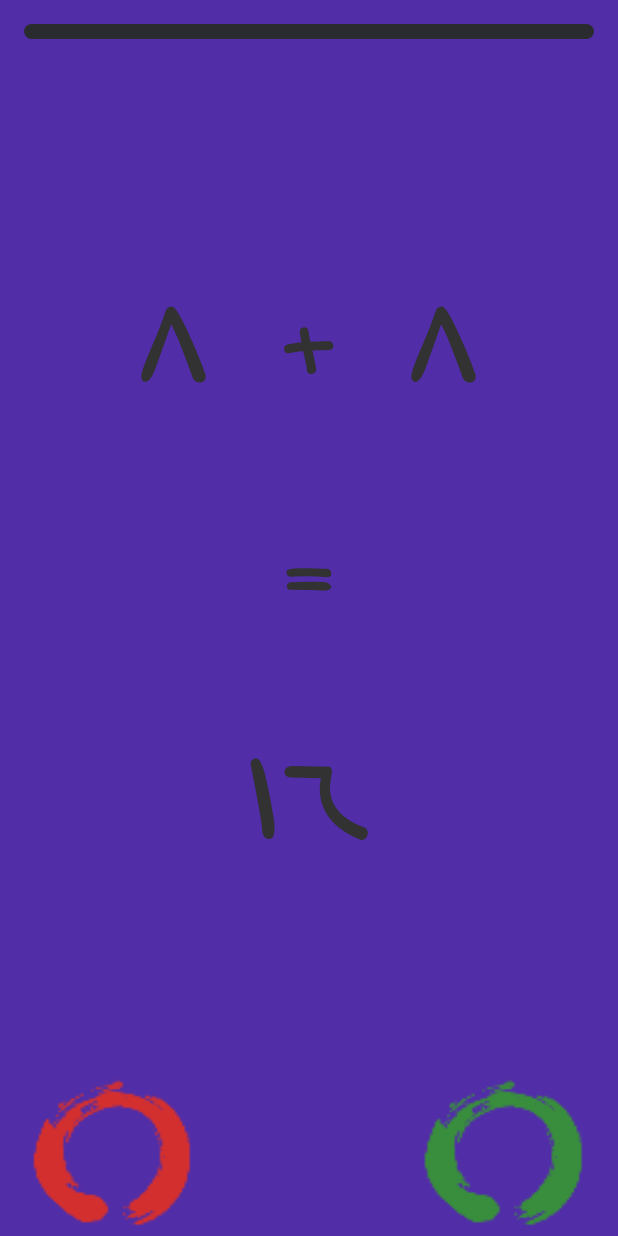
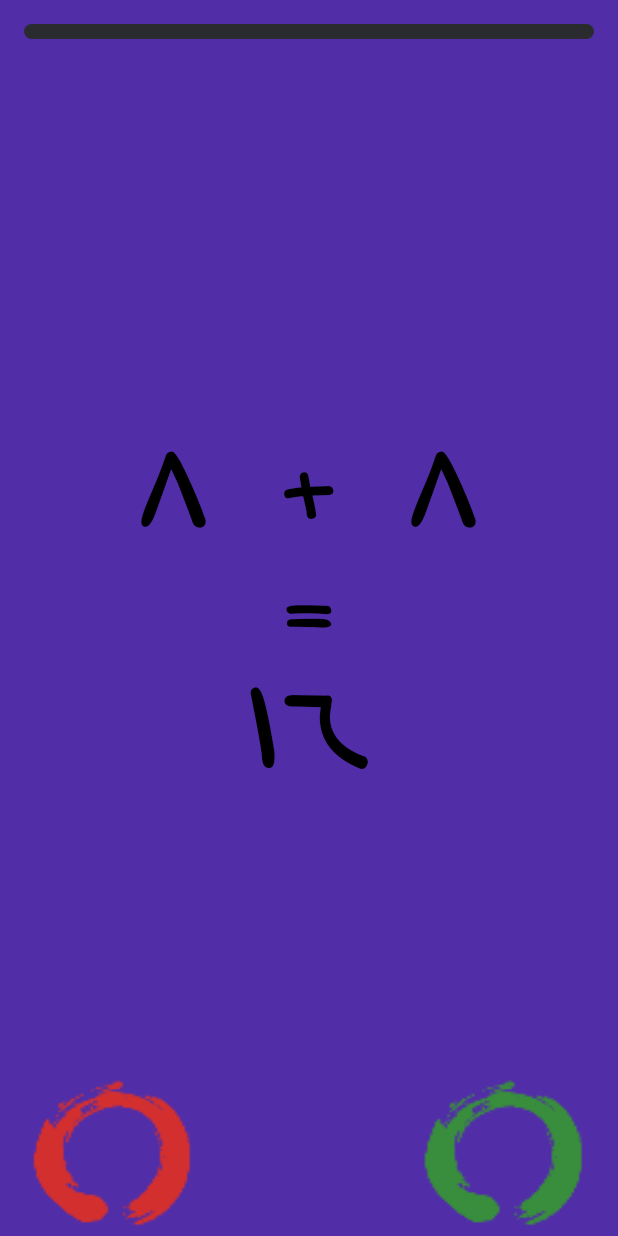
Before and after one commit to MahmoudRoid/baziriazi, an Android app: the playasan screen opened directly, with no data from a screen before it, on a phone screen of 412 x 824 dp. Run offline under Robolectric (Android 15) with nearby library versions, the light colour scheme and no system bars.

Commit message:
main things

```diff
--- a/app/build.gradle
+++ b/app/build.gradle
@@ -13,11 +13,11 @@ android {
         minSdkVersion 15
         targetSdkVersion 22
         versionCode 1
-        versionName "1.0"
+        versionName "1.0.0"
     }
     buildTypes {
         release {
-            minifyEnabled false
+            minifyEnabled true
             proguardFiles getDefaultProguardFile('proguard-android.txt'), 'proguard-rules.pro'
         }
     }
--- a/app/src/main/AndroidManifest.xml
+++ b/app/src/main/AndroidManifest.xml
@@ -1,6 +1,7 @@
 <?xml version="1.0" encoding="utf-8"?>
 <manifest xmlns:android="http://schemas.android.com/apk/res/android"
-    package="mahmoud.baziriazi" >
+    package="mahmoud.baziriazi"
+    android:installLocation="auto">
 
     <uses-permission android:name="android.permission.VIBRATE" />
 
@@ -8,7 +9,7 @@
         android:allowBackup="true"
         android:icon="@mipmap/ic_launcher"
         android:label="@string/app_name"
-        android:theme="@android:style/Theme.Holo.Light.NoActionBar.Fullscreen" >
+        android:theme="@android:style/Theme.Holo.Light.NoActionBar.Fullscreen">
         <activity
             android:name=".MainActivity"
             android:clearTaskOnLaunch="true"
--- a/app/src/main/res/layout/activity_playasan.xml
+++ b/app/src/main/res/layout/activity_playasan.xml
@@ -34,7 +34,8 @@
             android:layout_centerHorizontal="true"
             android:orientation="horizontal"
             android:weightSum="1.5"
-            android:layout_alignParentTop="true">
+            android:layout_alignTop="@+id/textView5"
+            >
 
             <TextView
                 android:id="@+id/textView1"
@@ -45,6 +46,7 @@
                 android:layout_marginRight="40sp"
                 android:layout_weight=".5"
                 android:text="4"
+                android:textColor="#000000"
                 android:textSize="100sp"
                 />
 
@@ -56,6 +58,7 @@
                 android:layout_weight=".5"
                 android:layout_gravity="center"
                 android:textSize="80sp"
+                android:textColor="#000000"
                 />
 
             <TextView
@@ -66,40 +69,33 @@
                 android:text="3"
                 android:layout_marginLeft="40sp"
                 android:textSize="100sp"
+                android:textColor="#000000"
                 />
 
         </LinearLayout>
-
-        <LinearLayout
-            android:id="@+id/linearLayout3"
-            android:layout_width="match_parent"
-            android:layout_height="wrap_content"
-            android:orientation="vertical"
-            android:layout_below="@+id/linearLayout2"
-            android:paddingBottom="0dp"
-            android:paddingTop="0dp"
-            >
 
         <TextView
             android:id="@+id/textView5"
             android:layout_width="wrap_content"
             android:layout_height="wrap_content"
             android:layout_gravity="center_horizontal"
+            android:layout_centerInParent="true"
             android:text="="
-                android:textSize="80sp" />
+            android:textSize="80sp"
+            android:textColor="#000000"/>
 
         <TextView
             android:id="@+id/textView3"
             android:layout_width="wrap_content"
             android:layout_height="wrap_content"
-                android:layout_gravity="center_horizontal"
+            android:layout_centerHorizontal="true"
+            android:layout_below="@+id/textView5"
+            android:paddingTop="25dp"
             android:text="9"
+            android:textSize="100sp"
+            android:textColor="#000000"
+            />
 
-                android:layout_marginBottom="50dp"
-                android:textSize="100sp" />
-
-
-        </LinearLayout>
 
     </RelativeLayout>
 
@@ -124,7 +120,7 @@
             android:text="اشتباهه"
             android:textSize="35sp"
             android:onClick="btnfalse" />
-      <Button
+        <Space
             android:layout_width="0dp"
             android:layout_height="0dp"
             android:layout_weight=".5"
--- a/app/src/main/res/layout/contact_us_layout.xml
+++ b/app/src/main/res/layout/contact_us_layout.xml
@@ -29,7 +29,7 @@
         android:layout_height="wrap_content"
         android:text="m.mahmoudreza1@gmail.com"
         android:textColor="#ffffff"
-        android:textSize="30sp"
+        android:textSize="20sp"
         android:layout_below="@+id/matn_tamas"
         android:paddingTop="20dp"
         android:gravity="center_horizontal"
```
Also changed, not shown: app/src/main/java/mahmoud/baziriazi/contactus_help.java (+5 -4 lines), app/src/main/res/layout/activity_playmotevaset.xml (+13 -17 lines), app/src/main/res/layout/activity_playsakht.xml (+15 -18 lines). Lines whose indentation alone changed are shown as unchanged.
